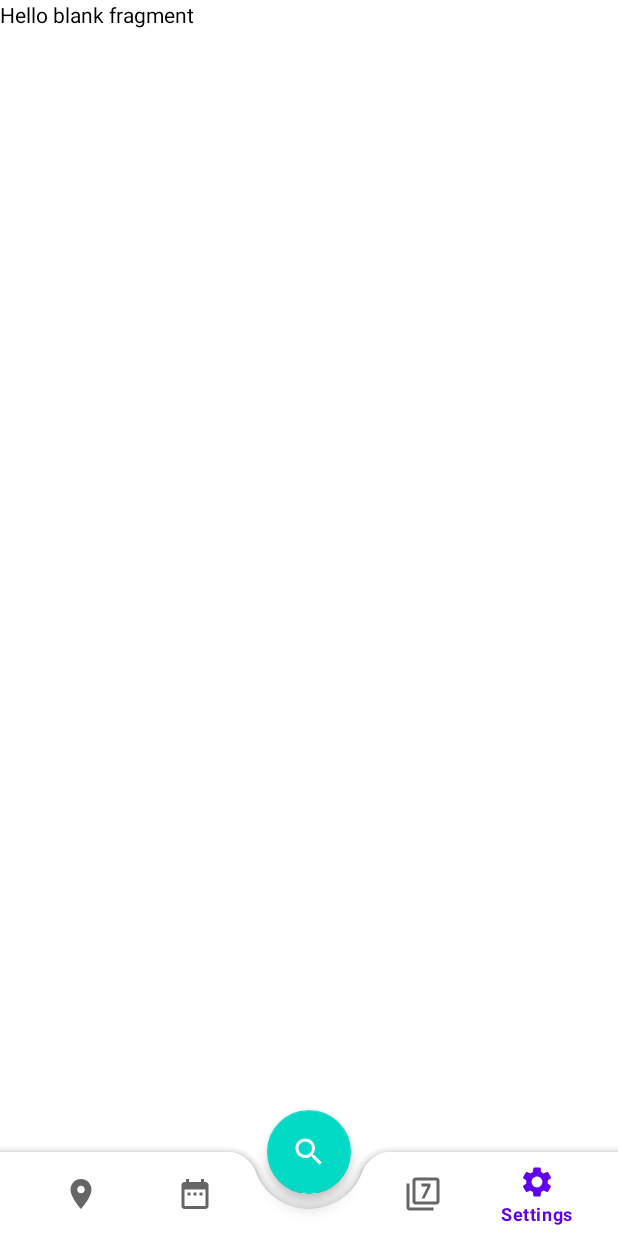
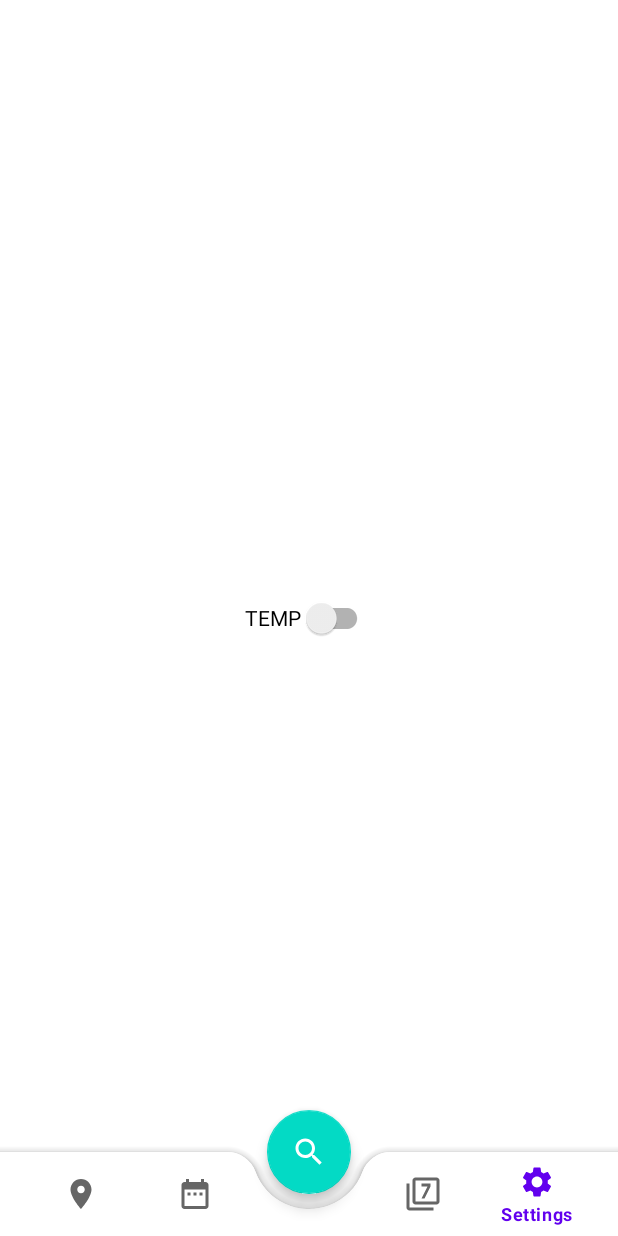
Before and after one commit to abhishek-yadav-aps/MausamEssence, an Android app: the CurrentFragment screen opened directly, with no data from a screen before it, item 5 of the bottom bar chosen, on a phone screen of 412 x 824 dp. Run offline under Robolectric (Android 15) with nearby library versions, the phone set to English and light mode, and no system bars; Roboto replaces fonts that are not available here.

Commit message:
settings option added

```diff
--- a/app/src/main/java/com/abhitom/mausamessence/fragments/CurrentFragment.kt
+++ b/app/src/main/java/com/abhitom/mausamessence/fragments/CurrentFragment.kt
@@ -31,8 +31,17 @@ class CurrentFragment : Fragment(),InterfaceCurrent {
 
     override fun onViewCreated(view: View, savedInstanceState: Bundle?) {
         changeBackground()
+        checkTemp()
         if (DashBoard.isDataSaved){
             showData(DashBoard.data)
+        }
+    }
+
+    private fun checkTemp() {
+        if (DashBoard.units=="metric"){
+            _binding?.txtDegree?.text="C"
+        }else{
+            _binding?.txtDegree?.text="F"
         }
     }
 
--- a/app/src/main/java/com/abhitom/mausamessence/fragments/SettingsFragment.kt
+++ b/app/src/main/java/com/abhitom/mausamessence/fragments/SettingsFragment.kt
@@ -5,29 +5,18 @@ import androidx.fragment.app.Fragment
 import android.view.LayoutInflater
 import android.view.View
 import android.view.ViewGroup
+import com.abhitom.mausamessence.DashBoard
 import com.abhitom.mausamessence.R
+import com.abhitom.mausamessence.databinding.FragmentSettingsBinding
 
-// TODO: Rename parameter arguments, choose names that match
-// the fragment initialization parameters, e.g. ARG_ITEM_NUMBER
-private const val ARG_PARAM1 = "param1"
-private const val ARG_PARAM2 = "param2"
 
-/**
- * A simple [Fragment] subclass.
- * Use the [SettingsFragment.newInstance] factory method to
- * create an instance of this fragment.
- */
 class SettingsFragment : Fragment() {
-    // TODO: Rename and change types of parameters
-    private var param1: String? = null
-    private var param2: String? = null
+
+    private var _binding: FragmentSettingsBinding? = null
 
     override fun onCreate(savedInstanceState: Bundle?) {
         super.onCreate(savedInstanceState)
-        arguments?.let {
-            param1 = it.getString(ARG_PARAM1)
-            param2 = it.getString(ARG_PARAM2)
-        }
+
     }
 
     override fun onCreateView(
@@ -35,26 +24,19 @@ class SettingsFragment : Fragment() {
         savedInstanceState: Bundle?
     ): View? {
         // Inflate the layout for this fragment
-        return inflater.inflate(R.layout.fragment_settings, container, false)
+        _binding = FragmentSettingsBinding.inflate(inflater, container, false)
+        return _binding!!.root
     }
 
-    companion object {
-        /**
-         * Use this factory method to create a new instance of
-         * this fragment using the provided parameters.
-         *
-         * @param param1 Parameter 1.
-         * @param param2 Parameter 2.
-         * @return A new instance of fragment SettingsFragment.
-         */
-        // TODO: Rename and change types and number of parameters
-        @JvmStatic
-        fun newInstance(param1: String, param2: String) =
-            SettingsFragment().apply {
-                arguments = Bundle().apply {
-                    putString(ARG_PARAM1, param1)
-                    putString(ARG_PARAM2, param2)
-                }
+    override fun onViewCreated(view: View, savedInstanceState: Bundle?) {
+        _binding?.switchSFTemp?.setOnCheckedChangeListener { buttonView, isChecked ->
+            if (isChecked){
+                DashBoard.units="imperial"
+                (activity as DashBoard?)?.getLocation()
+            }else{
+                DashBoard.units="metric"
+                (activity as DashBoard?)?.getLocation()
             }
+        }
     }
 }
--- a/app/src/main/res/layout/fragment_settings.xml
+++ b/app/src/main/res/layout/fragment_settings.xml
@@ -1,14 +1,21 @@
 <?xml version="1.0" encoding="utf-8"?>
-<FrameLayout xmlns:android="http://schemas.android.com/apk/res/android"
+<androidx.constraintlayout.widget.ConstraintLayout xmlns:android="http://schemas.android.com/apk/res/android"
+    xmlns:app="http://schemas.android.com/apk/res-auto"
     xmlns:tools="http://schemas.android.com/tools"
     android:layout_width="match_parent"
     android:layout_height="match_parent"
-    tools:context=".SettingsFragment">
+    tools:context=".fragments.SettingsFragment">
 
-    <!-- TODO: Update blank fragment layout -->
-    <TextView
-        android:layout_width="match_parent"
-        android:layout_height="match_parent"
-        android:text="@string/hello_blank_fragment" />
 
-</FrameLayout>
+
+    <androidx.appcompat.widget.SwitchCompat
+        android:id="@+id/switchSFTemp"
+        android:layout_width="wrap_content"
+        android:layout_height="wrap_content"
+        android:text="TEMP"
+        app:layout_constraintBottom_toBottomOf="parent"
+        app:layout_constraintEnd_toEndOf="parent"
+        app:layout_constraintStart_toStartOf="parent"
+        app:layout_constraintTop_toTopOf="parent" />
+
+</androidx.constraintlayout.widget.ConstraintLayout>
```
